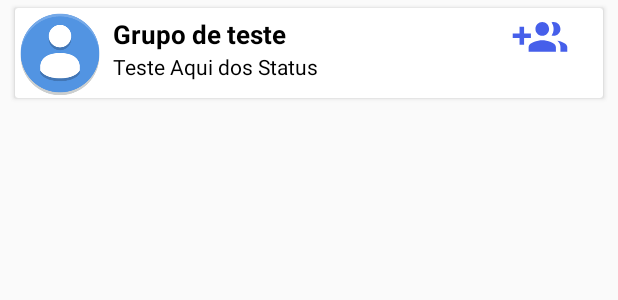
After one commit to WemersonDamasceno/ChatFriends, an Android app: the layout grupos_item_list.xml on its own in the app's theme, with its tools: preview values and no code run, on a phone screen of 412 x 824 dp. The commit adds this screen. Shown: the top 300 px of the screen. Run offline under Robolectric (Android 15) with nearby library versions, the light colour scheme and no system bars.

Commit message:
Implementado o metodo de criacao de grupos, agora falta resolver um bug de upload de foto

```diff
--- /dev/null
+++ b/app/src/main/res/drawable-anydpi/ic_entrar_grupo.xml
@@ -0,0 +1,16 @@
+<vector xmlns:android="http://schemas.android.com/apk/res/android"
+    android:width="24dp"
+    android:height="24dp"
+    android:viewportWidth="24"
+    android:viewportHeight="24"
+    android:tint="#1837E5"
+    android:alpha="0.8">
+  <group android:scaleX="0.90909094"
+      android:scaleY="0.90909094"
+      android:translateX="1.0909091"
+      android:translateY="1.0909091">
+    <path
+        android:fillColor="@android:color/white"
+        android:pathData="M8,10L5,10L5,7L3,7v3L0,10v2h3v3h2v-3h3v-2zM18,11c1.66,0 2.99,-1.34 2.99,-3S19.66,5 18,5c-0.32,0 -0.63,0.05 -0.91,0.14 0.57,0.81 0.9,1.79 0.9,2.86s-0.34,2.04 -0.9,2.86c0.28,0.09 0.59,0.14 0.91,0.14zM13,11c1.66,0 2.99,-1.34 2.99,-3S14.66,5 13,5c-1.66,0 -3,1.34 -3,3s1.34,3 3,3zM19.62,13.16c0.83,0.73 1.38,1.66 1.38,2.84v2h3v-2c0,-1.54 -2.37,-2.49 -4.38,-2.84zM13,13c-2,0 -6,1 -6,3v2h12v-2c0,-2 -4,-3 -6,-3z"/>
+  </group>
+</vector>
--- a/app/src/main/res/layout/fragment_grupos.xml
+++ b/app/src/main/res/layout/fragment_grupos.xml
@@ -19,7 +19,7 @@
         android:layout_width="match_parent"
         android:layout_height="match_parent"
         android:orientation="vertical"
-        android:visibility="visible">
+        android:visibility="gone">
 
         <ImageView
             android:layout_width="wrap_content"
--- /dev/null
+++ b/app/src/main/res/layout/grupos_item_list.xml
@@ -0,0 +1,62 @@
+<?xml version="1.0" encoding="utf-8"?>
+<RelativeLayout
+    xmlns:android="http://schemas.android.com/apk/res/android"
+    android:layout_width="match_parent"
+    android:layout_height="match_parent">
+
+    <androidx.cardview.widget.CardView
+        android:layout_width="match_parent"
+        android:layout_height="60dp"
+        android:layout_marginTop="5dp"
+        android:layout_marginStart="10dp"
+        android:layout_marginEnd="10dp">
+
+        <RelativeLayout
+            android:layout_width="match_parent"
+            android:layout_height="match_parent">
+
+            <de.hdodenhof.circleimageview.CircleImageView
+                android:id="@+id/fotoGrupo"
+                android:layout_width="60dp"
+                android:layout_height="60dp"
+                android:src="@drawable/avatarteste"/>
+
+            <TextView
+                android:id="@+id/nomeGrupo"
+                android:layout_width="wrap_content"
+                android:layout_height="wrap_content"
+                android:text="Grupo de teste"
+                android:layout_toEndOf="@+id/fotoGrupo"
+                android:layout_marginTop="5dp"
+                android:textStyle="bold"
+                android:textColor="@color/colorPreto"
+                android:textSize="17sp"
+                android:layout_marginStart="5dp"/>
+
+            <TextView
+                android:id="@+id/descGrupo"
+                android:layout_width="wrap_content"
+                android:layout_height="wrap_content"
+                android:text="Teste Aqui dos Status"
+                android:textColor="@color/colorPreto"
+                android:layout_toEndOf="@+id/fotoGrupo"
+                android:layout_below="@+id/nomeGrupo"
+                android:layout_marginStart="5dp"/>
+
+            <ImageView
+                android:id="@+id/ivEntrarGrupo"
+                android:layout_width="40dp"
+                android:layout_height="40dp"
+                android:layout_alignParentEnd="true"
+                android:layout_marginEnd="22dp"
+                android:src="@drawable/ic_entrar_grupo" />
+
+        </RelativeLayout>
+
+
+
+
+    </androidx.cardview.widget.CardView>
+
+
+</RelativeLayout>
```
Also changed, not shown: app/src/main/java/com/example/chatfriends/controll/GruposAdapter.java (added, +123 -0 lines), app/src/main/java/com/example/chatfriends/model/Grupo.java (+21 -11 lines), app/src/main/java/com/example/chatfriends/view/CriarGrupoActivity.java (+15 -13 lines), app/src/main/java/com/example/chatfriends/view/fragments/GruposFragment.java (+36 -0 lines), app/src/main/res/drawable-hdpi/ic_entrar_grupo.png (added), app/src/main/res/drawable-mdpi/ic_entrar_grupo.png (added), app/src/main/res/drawable-xhdpi/ic_entrar_grupo.png (added), app/src/main/res/drawable-xxhdpi/ic_entrar_grupo.png (added).
